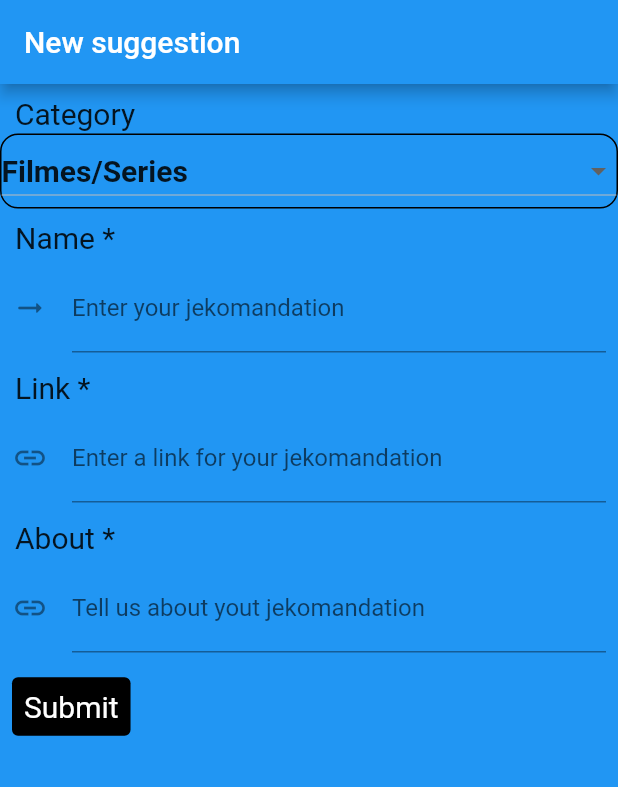
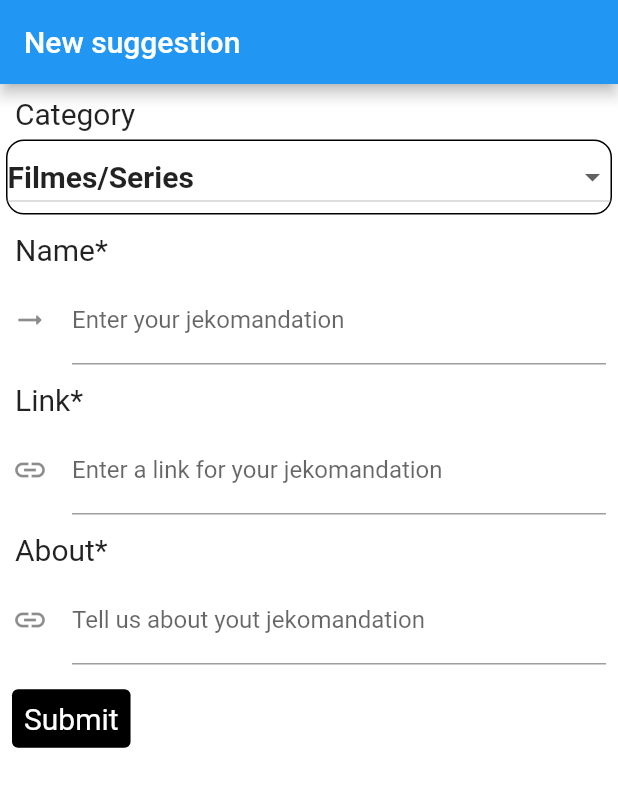
Before and after one commit to jeKnowledge/jekomendation, a Flutter app: the makeSuggestion screen opened by its route, on a phone screen of 412 x 824 dp. Shown: the top 787 px of the screen. Run offline on Flutter 3.47's test engine with Material 2 defaults, Android fonts, the phone set to English and light mode, and no system bars; our stand-ins replace flutter_rating_bar, go_router, google_sign_in; network calls fail.

Commit message:
Changing Make Suggestion page

```diff
--- a/frontend/lib/pages/make_suggestion.dart
+++ b/frontend/lib/pages/make_suggestion.dart
@@ -3,7 +3,6 @@ import 'package:google_sign_in/google_sign_in.dart';
 import 'package:flutter/material.dart';
 import 'package:go_router/go_router.dart';
 import 'package:http/http.dart' as http;
-import '../classes/User.dart';
 
 class makeSuggestion extends StatefulWidget {
   const makeSuggestion({super.key});
@@ -20,7 +19,7 @@ class _makeSuggestionState extends State<makeSuggestion> {
 
   final items = ['Filmes/Series', 'Livro', 'Musica', 'Series', 'Jogo','Viagens'];
   String? value = 'Filmes/Series';
-  String category = '';
+  String category = 'Filmes/Series';
   late String currentUser;
 
   final _formKey = GlobalKey<FormState>();
@@ -40,7 +39,7 @@ class _makeSuggestionState extends State<makeSuggestion> {
         appBar: AppBar(
           title: const Text('New suggestion'),
         ),
-        backgroundColor: Colors.blue,
+        backgroundColor: Colors.white,
         body: SafeArea(
           child: Form(
             key: _formKey,
@@ -56,7 +55,9 @@ class _makeSuggestionState extends State<makeSuggestion> {
                     ),
                   ),
                 ),
-                Container(
+                Padding(
+                  padding: const EdgeInsets.all(4.0),
+                  child: Container(
                     decoration: BoxDecoration(
                       border: Border.all(color: Colors.black),
                       borderRadius: BorderRadius.circular(12.0),
@@ -70,10 +71,11 @@ class _makeSuggestionState extends State<makeSuggestion> {
                               category = value!;
                             }))),
                   ),
+                ),
                 const Padding(
                   padding: EdgeInsets.only(left: 10.0, top: 8.0, bottom: 2.0),
                   child: Text(
-                    'Name *',
+                    'Name*',
                     style: TextStyle(
                       fontSize: 20,
                     ),
@@ -89,7 +91,10 @@ class _makeSuggestionState extends State<makeSuggestion> {
                         icon: Icon(Icons.arrow_right_alt_rounded),
                         border: UnderlineInputBorder(),
                         labelText: 'Enter your jekomandation',
-                        focusColor: Colors.black),
+                        focusColor: Colors.red
+                        ),
+                        showCursor: true,
+                        cursorColor: Colors.black,
                     validator: (value) {
                       if (value == null || value.isEmpty) {
                         return 'Please give us the name of your jekmandation';
@@ -101,7 +106,7 @@ class _makeSuggestionState extends State<makeSuggestion> {
                 const Padding(
                   padding: EdgeInsets.only(left: 10.0, top: 8.0, bottom: 2.0),
                   child: Text(
-                    'Link *',
+                    'Link*',
                     style: TextStyle(
                       fontSize: 20,
                     ),
@@ -118,6 +123,8 @@ class _makeSuggestionState extends State<makeSuggestion> {
                         border: UnderlineInputBorder(),
                         labelText: 'Enter a link for your jekomandation',
                         focusColor: Colors.black),
+                        showCursor: true,
+                        cursorColor: Colors.black,
                     validator: (value) {
                       if (value == null || value.isEmpty) {
                         return 'Please enter a link';
@@ -129,7 +136,7 @@ class _makeSuggestionState extends State<makeSuggestion> {
                 const Padding(
                   padding: EdgeInsets.only(left: 10.0, top: 8.0, bottom: 2.0),
                   child: Text(
-                    'About *',
+                    'About*',
                     style: TextStyle(
                       fontSize: 20,
                     ),
@@ -146,6 +153,8 @@ class _makeSuggestionState extends State<makeSuggestion> {
                         border: UnderlineInputBorder(),
                         labelText: 'Tell us about yout jekomandation',
                         focusColor: Colors.black),
+                        showCursor: true,
+                        cursorColor: Colors.black,
                     validator: (value) {
                       if (value == null || value.isEmpty) {
                         return 'Please give us details about your jekmandation';
```
Also changed, not shown: frontend/lib/main.dart (+15 -15 lines), frontend/lib/pages/filmesseries.dart (+8 -13 lines), 1 other file. Lines whose indentation alone changed are shown as unchanged.
